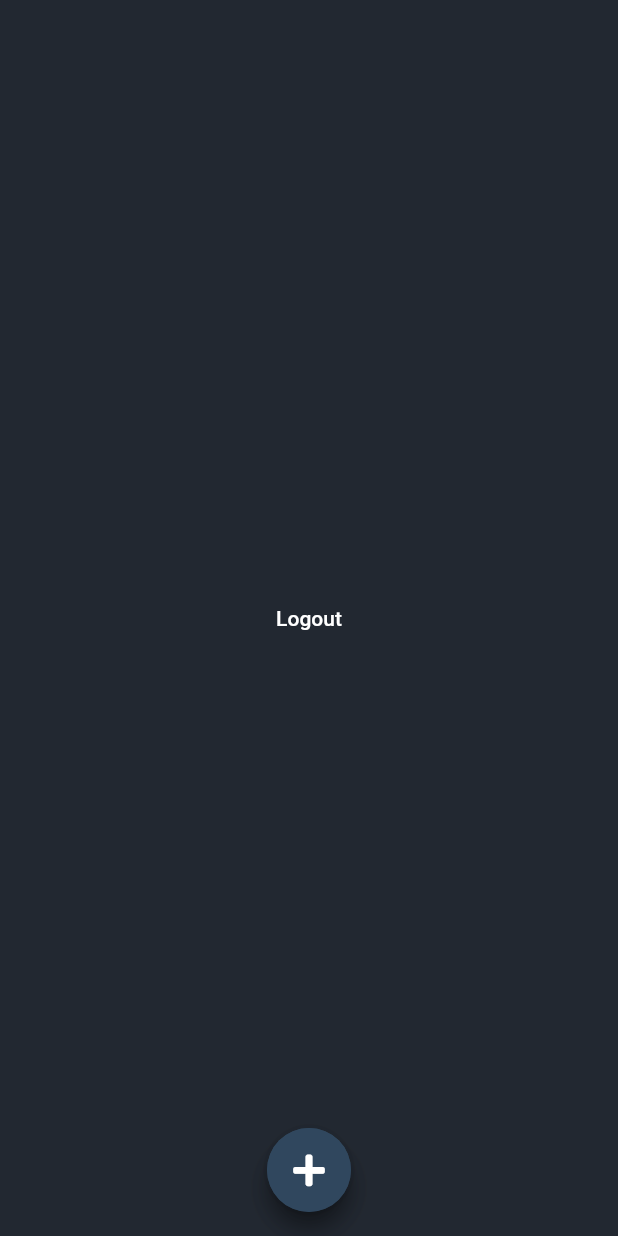
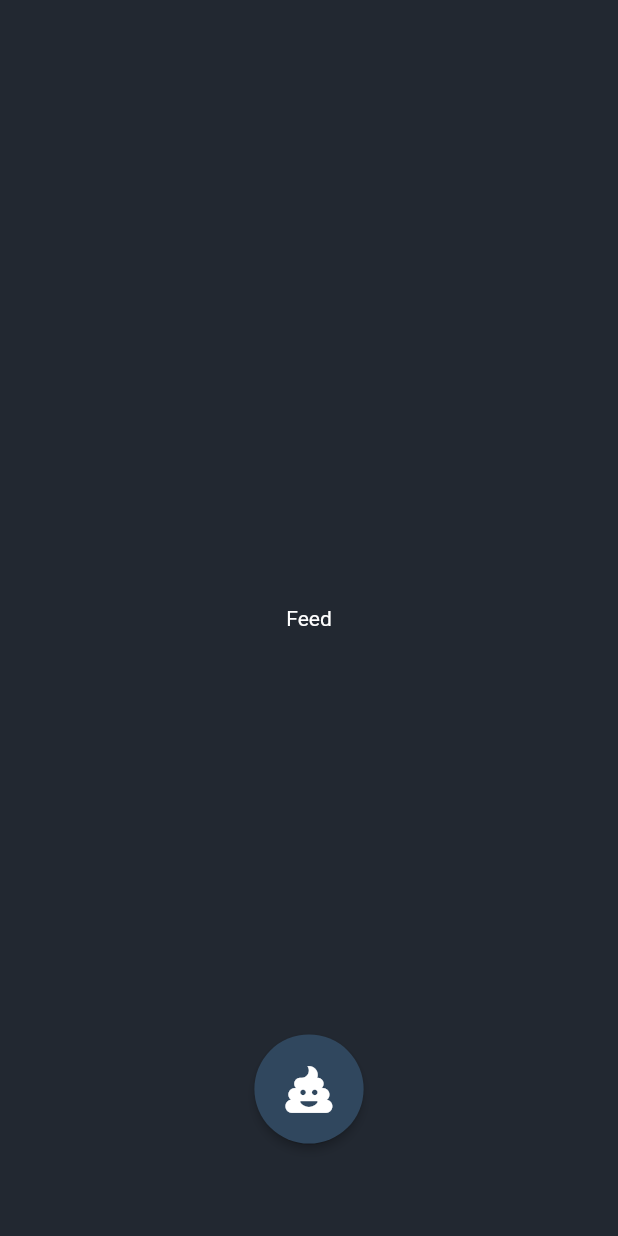
Before and after one commit to Nash0x7E2/KIT, a Flutter app: the screen it shows once a user with an empty profile is signed in, on a phone screen of 412 x 824 dp. Run offline on Flutter 3.47's test engine with Material 2 defaults, Android fonts, the phone set to English and light mode, and no system bars; our stand-ins replace cloud_firestore, firebase_auth, font_awesome_flutter; accounts and stored records are empty.

Commit message:
:((((((((

```diff
--- /dev/null
+++ b/lib/components/nav_button.dart
@@ -0,0 +1,196 @@
+import 'package:flutter/material.dart';
+import 'dart:math';
+import 'package:vector_math/vector_math.dart' show radians, Vector3;
+import 'package:font_awesome_flutter/font_awesome_flutter.dart';
+import 'package:juxt/screens/home.dart';
+
+class RadialMenu extends StatefulWidget {
+  createState() => _RadialMenuState();
+}
+
+class _RadialMenuState extends State<RadialMenu>
+    with SingleTickerProviderStateMixin {
+  AnimationController controller;
+
+  @override
+  void initState() {
+    super.initState();
+    controller =
+        AnimationController(duration: Duration(milliseconds: 200), vsync: this);
+    // ..addListener(() => setState(() {}));
+  }
+
+  @override
+  Widget build(BuildContext context) {
+    return RadialAnimation(controller: controller);
+  }
+
+  @override
+  void dispose() {
+    controller.dispose();
+    super.dispose();
+  }
+}
+
+class RadialAnimation extends StatelessWidget {
+  RadialAnimation({Key key, this.controller})
+      : translation = Tween<double>(
+          begin: 0.0,
+          end: 120.0,
+        ).animate(
+          CurvedAnimation(parent: controller, curve: Curves.easeOutCirc),
+        ),
+        scale = Tween<double>(
+          begin: 1.3,
+          end: 0.0,
+        ).animate(
+          CurvedAnimation(parent: controller, curve: Curves.easeInOutCirc),
+        ),
+        rotation = Tween<double>(
+          begin: 0.0,
+          end: 0.0,
+        ).animate(
+          CurvedAnimation(
+            parent: controller,
+            curve: Interval(
+              0.0,
+              0.0,
+              curve: Curves.decelerate,
+            ),
+          ),
+        ),
+        super(key: key);
+
+  final AnimationController controller;
+  final Animation<double> rotation;
+  final Animation<double> translation;
+  final Animation<double> scale;
+
+  @override
+  Widget build(BuildContext context) {
+    return AnimatedBuilder(
+        animation: controller,
+        builder: (context, widget) {
+          return Transform.rotate(
+              angle: radians(rotation.value),
+              child: Padding(
+                padding: const EdgeInsets.only(bottom: 70.0),
+                child:
+                    Stack(alignment: Alignment.bottomCenter, children: <Widget>[
+                  _buildButtonNotification(0,
+                      color: Color(0xff30475e),
+                      icon: FontAwesomeIcons.solidBell),
+                  _buildButtonProfile(225,
+                      color: Color(0xff30475e), icon: FontAwesomeIcons.userAlt),
+                  _buildButtonUpload(270,
+                      color: Color(0xff30475e), icon: FontAwesomeIcons.plus),
+                  _buildButtonSearch(315,
+                      color: Color(0xff30475e), icon: FontAwesomeIcons.search),
+                  _buildButtonMessages(
+                    180,
+                    color: Color(0xff30475e),
+                    icon: FontAwesomeIcons.solidEnvelope,
+                  ),
+                  Transform.scale(
+                    scale: scale.value - 1,
+                    child: FloatingActionButton(
+                      elevation: 2.5,
+                      backgroundColor: Color(0xff30475e),
+                      foregroundColor: Colors.white,
+                      // child: Icon(FontAwesomeIcons.times),
+                      onPressed: _close,
+                    ),
+                  ),
+                  Transform.scale(
+                    scale: scale.value,
+                    child: FloatingActionButton(
+                      elevation: 2.5,
+                      backgroundColor: Color(0xff30475e),
+                      foregroundColor: Colors.white,
+                      child: Icon(FontAwesomeIcons.poo),
+                      onPressed: _open,
+                    ),
+                  )
+                ]),
+              ));
+        });
+  }
+
+  _open() {
+    controller.forward();
+  }
+
+  _close() {
+    controller.reverse();
+  }
+
+  _buildButtonNotification(double angle, {Color color, IconData icon}) {
+    final double rad = radians(angle);
+    return Transform(
+        transform: Matrix4.identity()
+          ..translate(
+              (translation.value) * cos(rad), (translation.value) * sin(rad)),
+        child: FloatingActionButton(
+            child: Icon(icon),
+            backgroundColor: color,
+            foregroundColor: Colors.white,
+            onPressed: _close,
+            elevation: 2.5));
+  }
+
+  _buildButtonProfile(double angle, {Color color, IconData icon}) {
+    final double rad = radians(angle);
+    return Transform(
+        transform: Matrix4.identity()
+          ..translate(
+              (translation.value) * cos(rad), (translation.value) * sin(rad)),
+        child: FloatingActionButton(
+            child: Icon(icon),
+            backgroundColor: color,
+            foregroundColor: Colors.white,
+            onPressed: _close,
+            elevation: 2.5));
+  }
+
+  _buildButtonUpload(double angle, {Color color, IconData icon}) {
+    final double rad = radians(angle);
+    return Transform(
+        transform: Matrix4.identity()
+          ..translate(
+              (translation.value) * cos(rad), (translation.value) * sin(rad)),
+        child: FloatingActionButton(
+            child: Icon(icon),
+            backgroundColor: color,
+            foregroundColor: Colors.white,
+            onPressed: _close,
+            elevation: 2.5));
+  }
+
+  _buildButtonSearch(double angle, {Color color, IconData icon}) {
+    final double rad = radians(angle);
+    return Transform(
+        transform: Matrix4.identity()
+          ..translate(
+              (translation.value) * cos(rad), (translation.value) * sin(rad)),
+        child: FloatingActionButton(
+            child: Icon(icon),
+            backgroundColor: color,
+            foregroundColor: Colors.white,
+            onPressed: _close,
+            elevation: 2.5));
+  }
+
+  _buildButtonMessages(double angle, {Color color, IconData icon}) {
+    final double rad = radians(angle);
+    return Transform(
+        transform: Matrix4.identity()
+          ..translate(
+              (translation.value) * cos(rad), (translation.value) * sin(rad)),
+        child: FloatingActionButton(
+            child: Icon(icon),
+            backgroundColor: color,
+            foregroundColor: Colors.white,
+            onPressed: _close,
+            elevation: 2.5));
+  }
+}
--- a/lib/screens/Home.dart
+++ b/lib/screens/Home.dart
@@ -1,9 +1,14 @@
 import 'package:flutter/material.dart';
 import 'package:firebase_auth/firebase_auth.dart';
+import 'package:juxt/components/nav_button.dart';
+import 'package:juxt/screens/create_post.dart';
+import 'package:juxt/screens/feed_screen.dart';
+import 'package:juxt/screens/profile_screen.dart';
+import 'package:juxt/screens/search_screen.dart';
+import 'package:juxt/screens/notification_screen.dart';
+import 'dart:math';
+import 'package:vector_math/vector_math.dart' show radians, Vector3;
 import 'package:font_awesome_flutter/font_awesome_flutter.dart';
-import 'package:juxt/services/auth_service.dart';
-import 'package:juxt/screens/login_screen.dart';
-import 'package:vector_math/vector_math.dart' show radians;
 
 class Home extends StatefulWidget {
   static final String id = 'home';
@@ -14,29 +19,52 @@ class Home extends StatefulWidget {
 }
 
 class _HomeState extends State<Home> {
+  int currentTab = 0;
+  PageController _pageController;
+
   @override
+  void initState() {
+    super.initState();
+    _pageController = PageController();
+  }
+
   Widget build(BuildContext context) {
     return Scaffold(
-        body: Center(
-          child: FlatButton(
-            onPressed: () => AuthService.logout(context),
-            child: Text('Logout'),
-          ),
-        ),
-        floatingActionButton: Stack(children: <Widget>[
-          (FloatingActionButton(
-            onPressed: (null),
-            child: Icon(FontAwesomeIcons.plus),
-            foregroundColor: Colors.white,
-            backgroundColor: Color(0xff30475e),
-          )),
-          FloatingActionButton(
-            onPressed: (null),
-            child: Icon(FontAwesomeIcons.plus),
-            foregroundColor: Colors.white,
-            backgroundColor: Color(0xff30475e),
-          ),
-        ]),
-        floatingActionButtonLocation: FloatingActionButtonLocation.centerFloat);
+      extendBodyBehindAppBar: true,
+      extendBody: true,
+      body: PageView(
+        controller: _pageController,
+        children: <Widget>[
+          FeedScreen(),
+          SearchScreen(),
+          CreatePostScreen(),
+          NotificationScreen(),
+          ProfileScreen(),
+        ],
+        onPageChanged: (int index) {
+          setState(() {
+            currentTab = index;
+          });
+        },
+      ),
+      bottomNavigationBar: SizedBox(
+          height: 500.0,
+          child:
+              RadialMenu()), //box height is resticting the press gestures on buttons
+    );
   }
 }
+
+// Container(
+//   child: FlatButton(
+//     onPressed: () => AuthService.logout(context),
+//     child: Text('Logout'),
+//   ),
+// ),
+// Column(
+//   crossAxisAlignment: CrossAxisAlignment.center,
+//   mainAxisAlignment: MainAxisAlignment.end,
+//   children: <Widget>[
+//     Container(alignment: Alignment.bottomCenter, child: RadialMenu()),
+//   ],
+// ),
--- a/lib/screens/create_post.dart
+++ b/lib/screens/create_post.dart
@@ -1,15 +1,18 @@
 import 'package:flutter/material.dart';
 
-class CreatePost extends StatefulWidget {
+class CreatePostScreen extends StatefulWidget {
   @override
-  _CreatePostState createState() => _CreatePostState();
+  _CreatePostScreenState createState() => _CreatePostScreenState();
 }
 
-class _CreatePostState extends State<CreatePost> {
+class _CreatePostScreenState extends State<CreatePostScreen> {
   @override
   Widget build(BuildContext context) {
-    return Container(
-
+    return Scaffold(
+      body: Center(
+          child: Text(
+        'Post',
+      )),
     );
   }
 }
--- /dev/null
+++ b/lib/screens/feed_screen.dart
@@ -0,0 +1,18 @@
+import 'package:flutter/material.dart';
+
+class FeedScreen extends StatefulWidget {
+  @override
+  _FeedScreenState createState() => _FeedScreenState();
+}
+
+class _FeedScreenState extends State<FeedScreen> {
+  @override
+  Widget build(BuildContext context) {
+    return Scaffold(
+      body: Center(
+          child: Text(
+        'Feed',
+      )),
+    );
+  }
+}
--- /dev/null
+++ b/lib/screens/notification_screen.dart
@@ -0,0 +1,18 @@
+import 'package:flutter/material.dart';
+
+class NotificationScreen extends StatefulWidget {
+  @override
+  _NotificationScreenState createState() => _NotificationScreenState();
+}
+
+class _NotificationScreenState extends State<NotificationScreen> {
+  @override
+  Widget build(BuildContext context) {
+    return Scaffold(
+      body: Center(
+          child: Text(
+        'Notifications',
+      )),
+    );
+  }
+}
--- /dev/null
+++ b/lib/screens/profile_screen.dart
@@ -0,0 +1,18 @@
+import 'package:flutter/material.dart';
+
+class ProfileScreen extends StatefulWidget {
+  @override
+  _ProfileScreenState createState() => _ProfileScreenState();
+}
+
+class _ProfileScreenState extends State<ProfileScreen> {
+  @override
+  Widget build(BuildContext context) {
+    return Scaffold(
+      body: Center(
+          child: Text(
+        'Profile',
+      )),
+    );
+  }
+}
--- /dev/null
+++ b/lib/screens/search_screen.dart
@@ -0,0 +1,18 @@
+import 'package:flutter/material.dart';
+
+class SearchScreen extends StatefulWidget {
+  @override
+  _SearchScreenState createState() => _SearchScreenState();
+}
+
+class _SearchScreenState extends State<SearchScreen> {
+  @override
+  Widget build(BuildContext context) {
+    return Scaffold(
+      body: Center(
+          child: Text(
+        'Search',
+      )),
+    );
+  }
+}
--- a/pubspec.yaml
+++ b/pubspec.yaml
@@ -35,6 +35,7 @@ dependencies:
     cloud_firestore: ^0.12.9+5
     google_sign_in: ^3.2.4
     vector_math: ^2.0.8
+    fab_circular_menu: ^1.0.0
 
 dev_dependencies:
     flutter_test:
```
Also changed, not shown: pubspec.lock, 1 other file.
